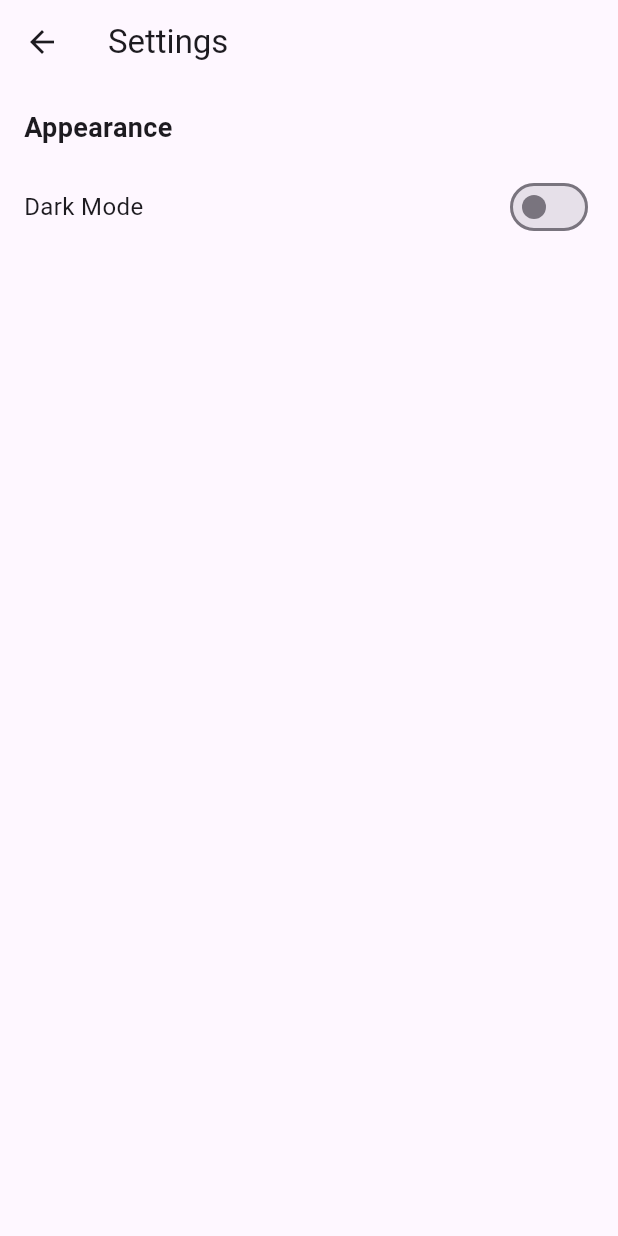
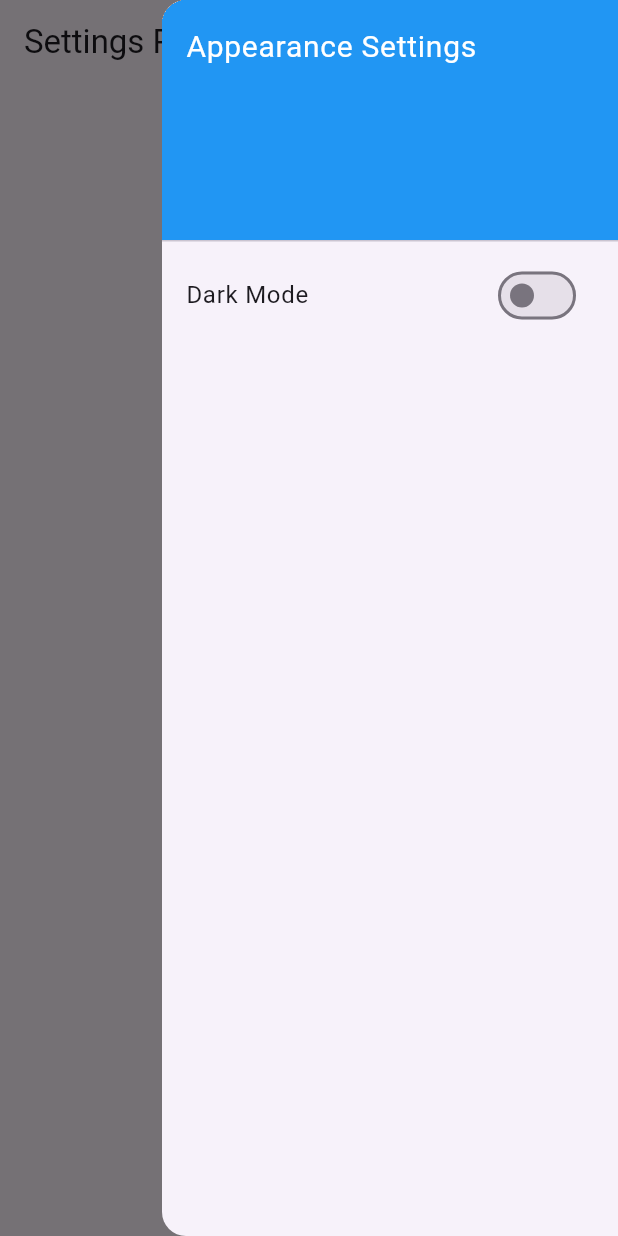
Before and after one commit to zpand26/Final_Project_SE-24, a Flutter app: the SettingsPageView screen opened directly with empty values, with the side drawer open (before the commit the screen has no drawer), on a phone screen of 412 x 824 dp. Run offline on Flutter 3.47's test engine with Material 3 defaults, Android fonts, the phone set to English and light mode, and no system bars; our stand-ins replace google_nav_bar, line_icons.

Commit message:
implemented sidebar within settings page

```diff
--- a/lib/main.dart
+++ b/lib/main.dart
@@ -28,8 +28,8 @@
   @override
   Widget build(BuildContext context) {
     return MaterialApp(
-      theme: ThemeData.light(),
-      darkTheme: ThemeData.dark(),
+      theme: ThemeData.light().copyWith(primaryColor: Colors.blue,),
+      darkTheme: ThemeData.dark().copyWith(),
       themeMode: _themeModel.isDarkMode ? ThemeMode.dark : ThemeMode.light,
       home: NavBar(themePresenter: _themePresenter),
     );
--- a/lib/views/nav_bar.dart
+++ b/lib/views/nav_bar.dart
@@ -1,8 +1,8 @@
 import 'package:flutter/material.dart';
 import 'package:google_nav_bar/google_nav_bar.dart';
 import 'package:line_icons/line_icons.dart';
+import 'settings_page_view.dart';
 import '../presenters/theme_presenter.dart';
-import '../views/theme_view.dart';
 
 class NavBar extends StatefulWidget {
   final ThemePresenter themePresenter;
@@ -27,8 +27,8 @@ class _NavBarState extends State<NavBar> {
   @override
   Widget build(BuildContext context) {
     return Scaffold(
-      body: _selectedIndex == 4 // Navigate to ThemeView for Profile tab
-          ? ThemeView(themePresenter: widget.themePresenter)
+      body: _selectedIndex == 4
+          ? SettingsPageView(themePresenter: widget.themePresenter)
           : _pages[_selectedIndex],
       bottomNavigationBar: Padding(
         padding: const EdgeInsets.symmetric(horizontal: 15.0, vertical: 10),
--- a/lib/views/settings_page_view.dart
+++ b/lib/views/settings_page_view.dart
@@ -1,42 +1,61 @@
 import 'package:flutter/material.dart';
 import '../presenters/theme_presenter.dart';
 
-class SettingsPageView extends StatelessWidget {
+class SettingsPageView extends StatefulWidget {
   final ThemePresenter themePresenter;
 
   const SettingsPageView({super.key, required this.themePresenter});
 
   @override
+  _SettingsPageViewState createState() => _SettingsPageViewState();
+}
+
+class _SettingsPageViewState extends State<SettingsPageView> {
+  final GlobalKey<ScaffoldState> _scaffoldKey = GlobalKey<ScaffoldState>();
+
+  @override
   Widget build(BuildContext context) {
     return Scaffold(
+      key: _scaffoldKey, // Assign the key to the Scaffold
       appBar: AppBar(
-        title: const Text('Settings'),
+        title: const Text('Settings Page'),
+        actions: [
+          IconButton(
+            icon: const Icon(Icons.settings, size: 30),
+            onPressed: () {
+              _scaffoldKey.currentState?.openEndDrawer(); // Use the key to open the drawer
+            },
+          ),
+        ],
       ),
-      body: Padding(
-        padding: const EdgeInsets.all(16.0),
-        child: Column(
-          crossAxisAlignment: CrossAxisAlignment.start,
+      endDrawer: Drawer(
+        child: ListView(
+          padding: EdgeInsets.zero,
           children: [
-            const Text(
-              'Appearance',
-              style: TextStyle(fontSize: 18, fontWeight: FontWeight.bold),
+            DrawerHeader(
+              decoration: BoxDecoration(
+                color: Theme.of(context).primaryColor,
+              ),
+              child: const Text(
+                'Appearance Settings',
+                style: TextStyle(color: Colors.white, fontSize: 20),
+              ),
             ),
-            const SizedBox(height: 16),
-            Row(
-              mainAxisAlignment: MainAxisAlignment.spaceBetween,
-              children: [
-                const Text('Dark Mode', style: TextStyle(fontSize: 16)),
-                Switch(
-                  value: themePresenter.isDarkMode,
-                  onChanged: (isDark) {
-                    themePresenter.toggleTheme(isDark);
-                  },
-                ),
-              ],
+            ListTile(
+              title: const Text('Dark Mode'),
+              trailing: Switch(
+                value: widget.themePresenter.isDarkMode,
+                onChanged: (isDark) {
+                  setState(() {
+                    widget.themePresenter.toggleTheme(isDark); // Toggle the theme
+                  });
+                },
+              ),
             ),
           ],
         ),
       ),
+      body: const SizedBox.shrink(), // Empty content for now
     );
   }
 }
```
